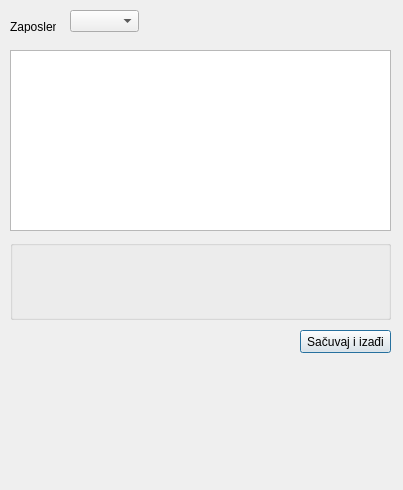
Qt form odobravanjekolicinaa2.ui (zivke/nabavke) before a commit.
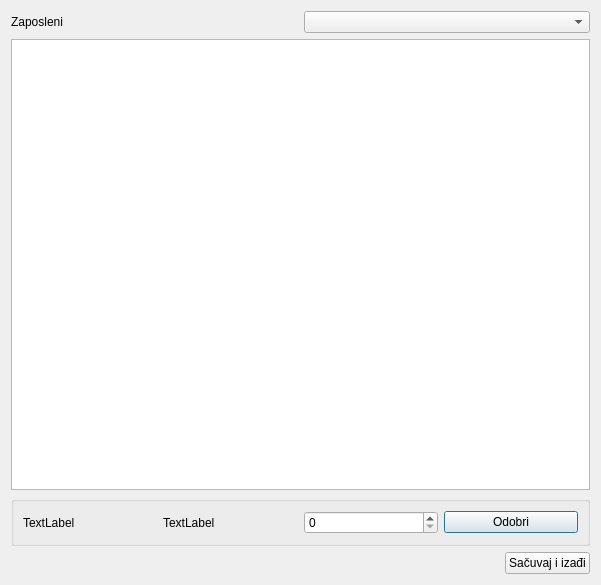
The same form after that commit.

Diff of the .ui file:
```diff
--- a/odobravanjekolicinaa2.ui
+++ b/odobravanjekolicinaa2.ui
@@ -6,72 +6,89 @@
    <rect>
     <x>0</x>
     <y>0</y>
-    <width>403</width>
-    <height>490</height>
+    <width>601</width>
+    <height>585</height>
    </rect>
   </property>
   <property name="windowTitle">
    <string>Dialog</string>
   </property>
-  <widget class="QLabel" name="label">
-   <property name="geometry">
-    <rect>
-     <x>10</x>
-     <y>20</y>
-     <width>46</width>
-     <height>13</height>
-    </rect>
-   </property>
-   <property name="text">
-    <string>Zaposleni</string>
-   </property>
-  </widget>
-  <widget class="QComboBox" name="cbZaposleni">
-   <property name="geometry">
-    <rect>
-     <x>70</x>
-     <y>10</y>
-     <width>69</width>
-     <height>22</height>
-    </rect>
-   </property>
-  </widget>
-  <widget class="QTableView" name="tvArtikli">
-   <property name="geometry">
-    <rect>
-     <x>10</x>
-     <y>50</y>
-     <width>381</width>
-     <height>181</height>
-    </rect>
-   </property>
-  </widget>
-  <widget class="QPushButton" name="btnSaveExit">
-   <property name="geometry">
-    <rect>
-     <x>300</x>
-     <y>330</y>
-     <width>91</width>
-     <height>23</height>
-    </rect>
-   </property>
-   <property name="text">
-    <string>Sačuvaj i izađi</string>
-   </property>
-  </widget>
-  <widget class="QGroupBox" name="groupBox">
-   <property name="geometry">
-    <rect>
-     <x>10</x>
-     <y>240</y>
-     <width>381</width>
-     <height>80</height>
-    </rect>
-   </property>
-   <property name="title">
-    <string/>
-   </property>
-  </widget>
+  <layout class="QVBoxLayout" name="verticalLayout">
+   <item>
+    <layout class="QHBoxLayout" name="horizontalLayout">
+     <item>
+      <widget class="QLabel" name="label">
+       <property name="text">
+        <string>Zaposleni</string>
+       </property>
+      </widget>
+     </item>
+     <item>
+      <widget class="QComboBox" name="cbZaposleni"/>
+     </item>
+    </layout>
+   </item>
+   <item>
+    <widget class="QTreeView" name="tvArtikli"/>
+   </item>
+   <item>
+    <widget class="QGroupBox" name="groupBox">
+     <property name="title">
+      <string/>
+     </property>
+     <layout class="QGridLayout" name="gridLayout">
+      <item row="0" column="0">
+       <widget class="QLabel" name="lbNaziv">
+        <property name="text">
+         <string>TextLabel</string>
+        </property>
+       </widget>
+      </item>
+      <item row="0" column="1">
+       <widget class="QLabel" name="lbKolicina">
+        <property name="text">
+         <string>TextLabel</string>
+        </property>
+       </widget>
+      </item>
+      <item row="0" column="2">
+       <widget class="QSpinBox" name="inputOdobrena"/>
+      </item>
+      <item row="0" column="3">
+       <widget class="QPushButton" name="btnOdobri">
+        <property name="text">
+         <string>Odobri</string>
+        </property>
+       </widget>
+      </item>
+     </layout>
+    </widget>
+   </item>
+   <item>
+    <layout class="QHBoxLayout" name="horizontalLayout_2">
+     <item>
+      <spacer name="horizontalSpacer">
+       <property name="orientation">
+        <enum>Qt::Horizontal</enum>
+       </property>
+       <property name="sizeHint" stdset="0">
+        <size>
+         <width>40</width>
+         <height>20</height>
+        </size>
+       </property>
+      </spacer>
+     </item>
+     <item>
+      <widget class="QPushButton" name="btnSaveExit">
+       <property name="text">
+        <string>Sačuvaj i izađi</string>
+       </property>
+      </widget>
+     </item>
+    </layout>
+   </item>
+  </layout>
  </widget>
  <resources/>
  <connections/>
```
